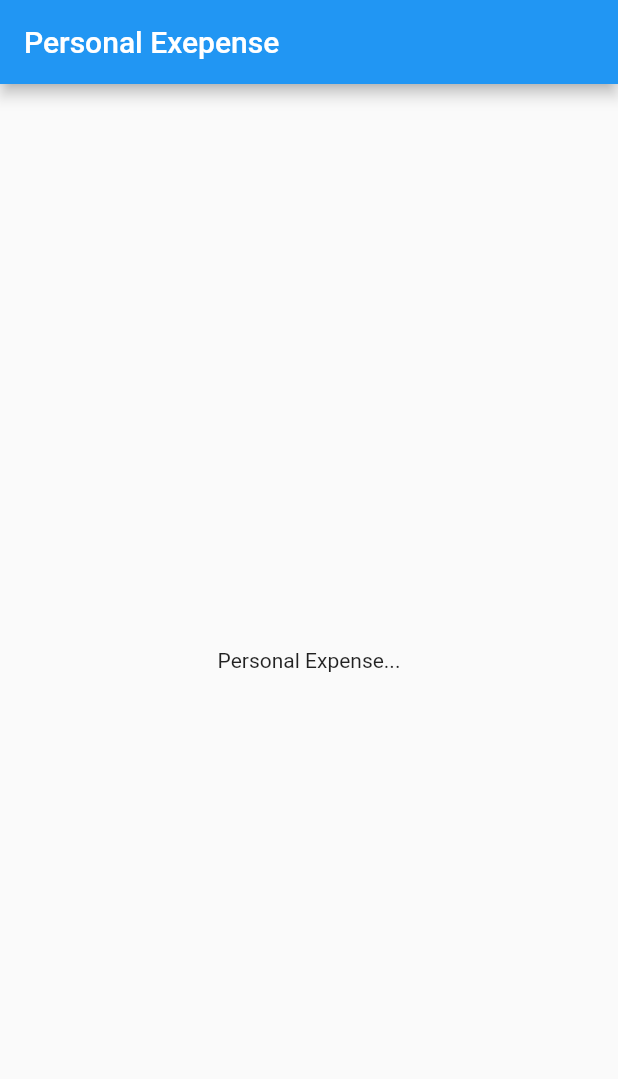
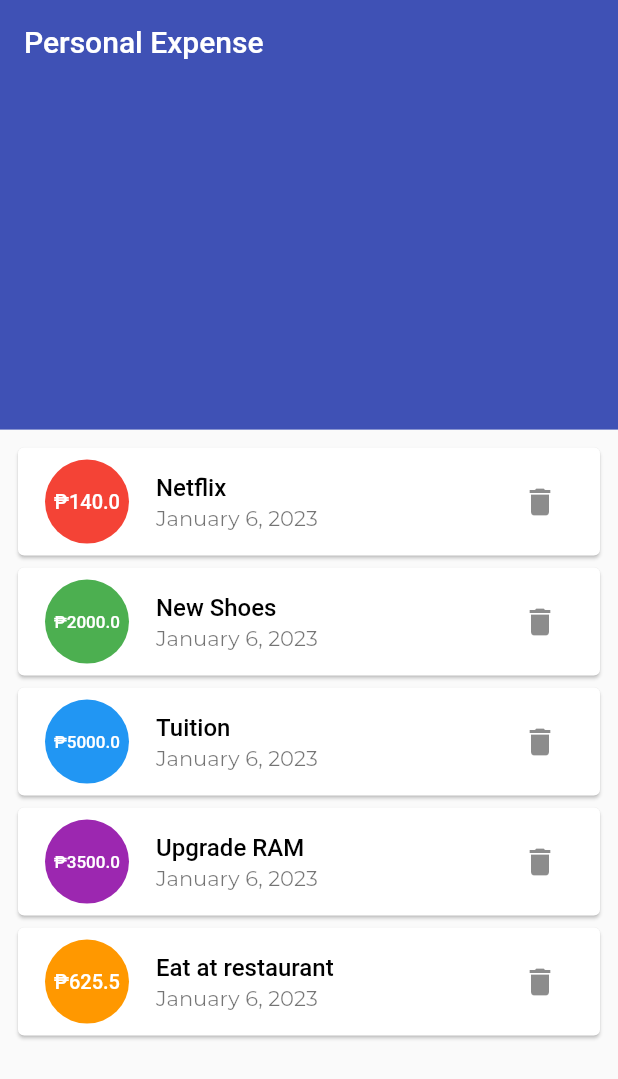
Before and after one commit to invancible/personal-expense, a Flutter app: the screen it shows after launch, on a phone screen of 412 x 824 dp. Shown: the top 1079 px of the screen. Run offline on Flutter 3.47's test engine with Material 2 defaults, Android fonts, the phone set to English and light mode, and no system bars.

Commit message:
add list of expenses

```diff
--- /dev/null
+++ b/lib/expense_tracker/models/expense.dart
@@ -0,0 +1,72 @@
+import 'package:flutter/foundation.dart';
+
+class Expense {
+  final String id;
+  final String title;
+  final double amount;
+  final DateTime date;
+
+  Expense({
+    required this.id,
+    required this.title,
+    required this.amount,
+    required this.date,
+  });
+}
+
+class Expenses with ChangeNotifier {
+  final List<Expense> _items = [
+    Expense(
+      id: '1',
+      title: 'Netflix',
+      amount: 140,
+      date: DateTime.now(),
+    ),
+    Expense(
+      id: '2',
+      title: 'New Shoes',
+      amount: 2000,
+      date: DateTime.now(),
+    ),
+    Expense(
+      id: '3',
+      title: 'Tuition',
+      amount: 5000,
+      date: DateTime.now(),
+    ),
+    Expense(
+      id: '4',
+      title: 'Upgrade RAM',
+      amount: 3500,
+      date: DateTime.now(),
+    ),
+    Expense(
+      id: '5',
+      title: 'Eat at restaurant',
+      amount: 625.50,
+      date: DateTime.now(),
+    ),
+    // Expense(
+    //   id: '5',
+    //   title: 'Eat at restaurant',
+    //   amount: 625.50,
+    //   date: DateTime.now(),
+    // ),
+    // Expense(
+    //   id: '5',
+    //   title: 'Eat at restaurant',
+    //   amount: 625.50,
+    //   date: DateTime.now(),
+    // ),
+    // Expense(
+    //   id: '5',
+    //   title: 'Eat at restaurant',
+    //   amount: 625.50,
+    //   date: DateTime.now(),
+    // ),
+  ];
+
+  List<Expense> get items {
+    return [..._items];
+  }
+}
--- /dev/null
+++ b/lib/expense_tracker/screens/expense_tracker_screen.dart
@@ -0,0 +1,41 @@
+import 'package:flutter/material.dart';
+import 'package:provider/provider.dart';
+
+import '../models/expense.dart';
+import '../widgets/chart.dart';
+import '../widgets/expense_list.dart';
+
+class ExpenseTrackerScreen extends StatelessWidget {
+  const ExpenseTrackerScreen({super.key});
+
+  @override
+  Widget build(BuildContext context) {
+    return ChangeNotifierProvider(
+      create: (_) => Expenses(),
+      child: Scaffold(
+        appBar: AppBar(
+          elevation: 0,
+          title: Text(
+            'Personal Expense',
+            style: Theme.of(context).textTheme.titleLarge,
+          ),
+        ),
+        body: Column(
+          children: [
+            const Flexible(
+              flex: 3, // 0.3 * 10 = 3
+              child: Chart(),
+            ),
+            Flexible(
+              flex: 7, // 0.7 * 10 = 7
+              child: Padding(
+                padding: const EdgeInsets.all(8.0),
+                child: ExpenseList(),
+              ),
+            ),
+          ],
+        ),
+      ),
+    );
+  }
+}
--- /dev/null
+++ b/lib/expense_tracker/widgets/chart.dart
@@ -0,0 +1,12 @@
+import 'package:flutter/material.dart';
+
+class Chart extends StatelessWidget {
+  const Chart({super.key});
+
+  @override
+  Widget build(BuildContext context) {
+    return Container(
+      color: Colors.indigo,
+    );
+  }
+}
--- /dev/null
+++ b/lib/expense_tracker/widgets/expense_list.dart
@@ -0,0 +1,84 @@
+import 'package:flutter/material.dart';
+import 'package:provider/provider.dart';
+import 'package:intl/intl.dart';
+
+import '../models/expense.dart';
+
+// ignore: must_be_immutable
+class ExpenseList extends StatelessWidget {
+  ExpenseList({super.key});
+
+  var counter = 0;
+
+  Color getRandomColor() {
+    const List<Color> colors = [
+      Colors.red,
+      Colors.green,
+      Colors.blue,
+      Colors.purple,
+      Colors.orange,
+    ];
+    if (counter == colors.length) {
+      counter = 0;
+    }
+    Color selected = colors[counter];
+    counter++;
+
+    return selected;
+  }
+
+  // List of Expenses (Item)
+  Widget builderExpenseItem(Expense item, BuildContext ctx) {
+    return Card(
+      child: ListTile(
+        leading: CircleAvatar(
+          backgroundColor: getRandomColor(),
+          foregroundColor: Colors.white,
+          radius: 30,
+          child: Padding(
+            padding: const EdgeInsets.all(8.0),
+            child: FittedBox(
+              child: Text(
+                '₱${item.amount}',
+                style: Theme.of(ctx).textTheme.labelLarge,
+              ),
+            ),
+          ),
+        ),
+        title: Text(
+          item.title,
+          style: Theme.of(ctx).textTheme.titleMedium,
+        ),
+        subtitle: Text(DateFormat.yMMMMd().format(item.date)),
+        trailing: IconButton(
+          onPressed: (() {}),
+          icon: const Icon(Icons.delete),
+        ),
+      ),
+    );
+  }
+
+  @override
+  Widget build(BuildContext context) {
+    final expenses = Provider.of<Expenses>(context);
+
+    return expenses.items.isEmpty
+        ? Center(
+            child: Column(
+              crossAxisAlignment: CrossAxisAlignment.center,
+              children: [
+                Image.asset('assets/images/no_expense.png'),
+                Text(
+                  'No Expense Transaction Yet!',
+                  style: Theme.of(context).textTheme.titleSmall,
+                ),
+              ],
+            ),
+          )
+        : ListView.builder(
+            itemCount: expenses.items.length,
+            itemBuilder: ((_, i) =>
+                builderExpenseItem(expenses.items[i], context)),
+          );
+  }
+}
--- a/lib/main.dart
+++ b/lib/main.dart
@@ -1,4 +1,6 @@
 import 'package:flutter/material.dart';
+
+import './expense_tracker/screens/expense_tracker_screen.dart';
 
 void main() {
   runApp(MyApp());
@@ -7,23 +9,33 @@ void main() {
 class MyApp extends StatelessWidget {
   MyApp({super.key});
 
-  final ThemeData theme = ThemeData();
+  final ThemeData theme = ThemeData(
+    fontFamily: 'Montserrat',
+  );
 
   @override
   Widget build(BuildContext context) {
     return MaterialApp(
       title: 'Personal Expense',
-      theme: ThemeData(
-        primarySwatch: Colors.blue,
-      ),
-      home: Scaffold(
-        appBar: AppBar(
-          title: const Text('Personal Exepense'),
+      theme: theme.copyWith(
+        colorScheme: theme.colorScheme.copyWith(
+          primary: Colors.indigo,
+          secondary: Colors.blue,
         ),
-        body: const Center(
-          child: Text('Personal Expense...'),
+        textTheme: theme.textTheme.copyWith(
+          titleLarge: const TextStyle(
+            color: Colors.white,
+          ),
+          titleMedium: const TextStyle(
+            color: Colors.black,
+            fontWeight: FontWeight.w500,
+          ),
+          labelLarge: const TextStyle(
+            color: Colors.white,
+          ),
         ),
       ),
+      home: const ExpenseTrackerScreen(),
     );
   }
 }
```
Also changed, not shown: pubspec.yaml (+14 -8 lines), assets/fonts/Montserrat-Bold.ttf (added), assets/fonts/Montserrat-Medium.ttf (added), assets/fonts/Montserrat-Regular.ttf (added), assets/fonts/Montserrat-SemiBold.ttf (added), assets/images/no_expense.png (added), pubspec.lock.
